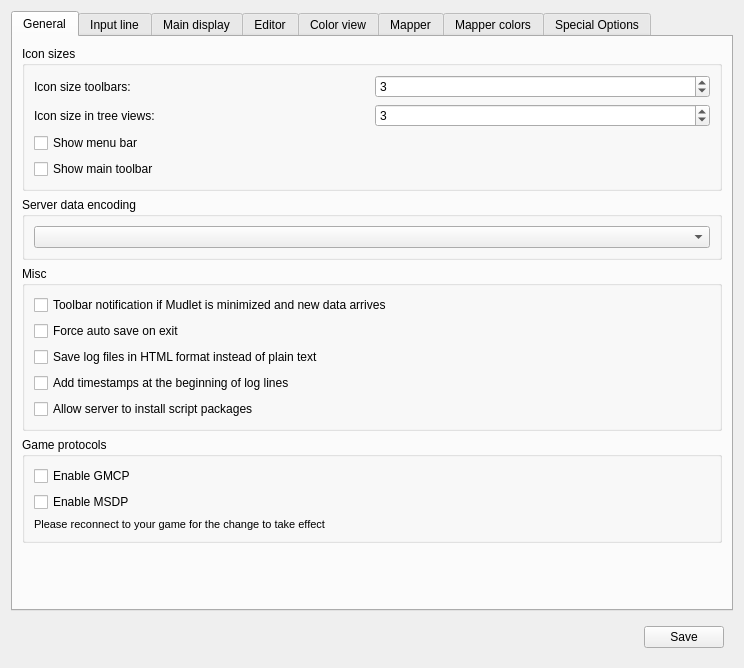
The window that src/ui/profile_preferences.ui (Mudlet/Mudlet) describes before a commit, drawn with Qt 5.
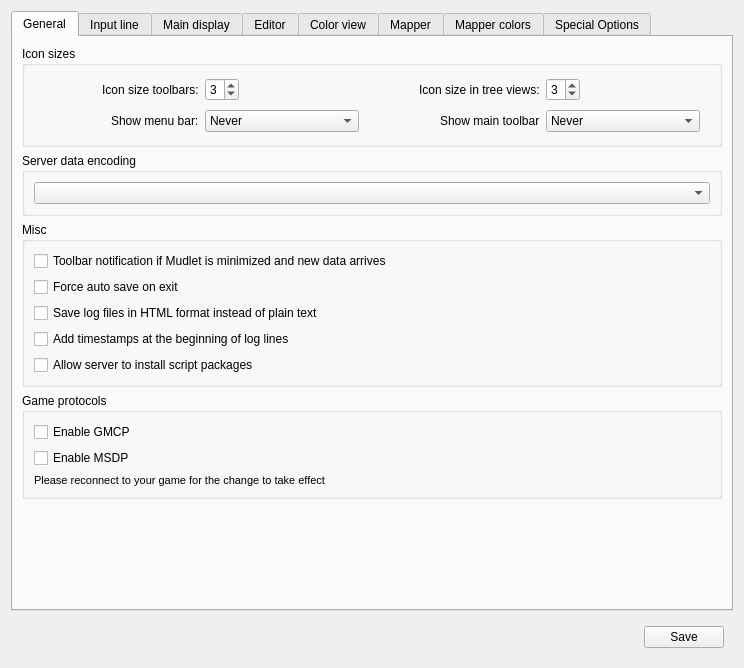
The same window after the commit. The open tabs and pages were chosen to show the change. Icons and pictures are not drawn. Custom widgets are drawn as their Qt base class.

Commit message: BugFix: prevent multiple replays from running + main menu/toolbar loss

The edit to the form file:
```diff
--- a/src/ui/profile_preferences.ui
+++ b/src/ui/profile_preferences.ui
@@ -66,15 +66,15 @@
          <property name="title">
           <string>Icon sizes</string>
          </property>
-         <layout class="QGridLayout" name="gridLayout_6">
-          <item row="0" column="0">
-           <widget class="QLabel" name="label_34">
+         <layout class="QGridLayout" name="gridLayout_4">
+          <item row="0" column="0" alignment="Qt::AlignRight">
+           <widget class="QLabel" name="label_mainIconSize">
             <property name="text">
              <string>Icon size toolbars:</string>
             </property>
            </widget>
           </item>
-          <item row="0" column="1">
+          <item row="0" column="1" alignment="Qt::AlignLeft">
            <widget class="QSpinBox" name="MainIconSize">
             <property name="specialValueText">
              <string/>
@@ -90,14 +90,14 @@
             </property>
            </widget>
           </item>
-          <item row="1" column="0">
+          <item row="0" column="2" alignment="Qt::AlignRight">
            <widget class="QLabel" name="label_33">
             <property name="text">
              <string>Icon size in tree views:</string>
             </property>
            </widget>
           </item>
-          <item row="1" column="1">
+          <item row="0" column="3" alignment="Qt::AlignLeft">
            <widget class="QSpinBox" name="TEFolderIconSize">
             <property name="minimum">
              <number>1</number>
@@ -110,26 +110,64 @@
             </property>
            </widget>
           </item>
-          <item row="2" column="0">
-           <widget class="QCheckBox" name="showMenuBar">
-            <property name="toolTip">
-             <string>Enables the typical menu bar with drop-down menus in the main window. Requires restart to take effect</string>
-            </property>
+          <item row="1" column="0" alignment="Qt::AlignRight">
+           <widget class="QLabel" name="label_menuBarVisiblity">
             <property name="text">
-             <string>Show menu bar</string>
+             <string>Show menu bar:</string>
             </property>
            </widget>
           </item>
-          <item row="3" column="0">
-           <widget class="QCheckBox" name="showToolbar">
-            <property name="toolTip">
-             <string>Enables the default button bar in the main window. Requires restart to take effect</string>
+          <item row="1" column="1" alignment="Qt::AlignLeft">
+           <widget class="QComboBox" name="comboBox_menuBarVisibility">
+            <property name="currentIndex">
+             <number>0</number>
             </property>
+            <item>
+             <property name="text">
+              <string>Never</string>
+             </property>
+            </item>
+            <item>
+             <property name="text">
+              <string>Until a profile is loaded</string>
+             </property>
+            </item>
+            <item>
+             <property name="text">
+              <string>Always</string>
+             </property>
+            </item>
+           </widget>
+          </item>
+          <item row="1" column="2" alignment="Qt::AlignRight">
+           <widget class="QLabel" name="label_toolBarVisibility">
             <property name="text">
              <string>Show main toolbar</string>
             </property>
            </widget>
           </item>
+          <item row="1" column="3" alignment="Qt::AlignLeft">
+           <widget class="QComboBox" name="comboBox_toolBarVisibility">
+            <property name="currentIndex">
+             <number>0</number>
+            </property>
+            <item>
+             <property name="text">
+              <string>Never</string>
+             </property>
+            </item>
+            <item>
+             <property name="text">
+              <string>Until a profile is loaded</string>
+             </property>
+            </item>
+            <item>
+             <property name="text">
+              <string>Always</string>
+             </property>
+            </item>
+           </widget>
+          </item>
          </layout>
         </widget>
        </item>
```
Left out of the diff: 2 changed lines with no effect on the pictures. The commit also changes 7 other files.
